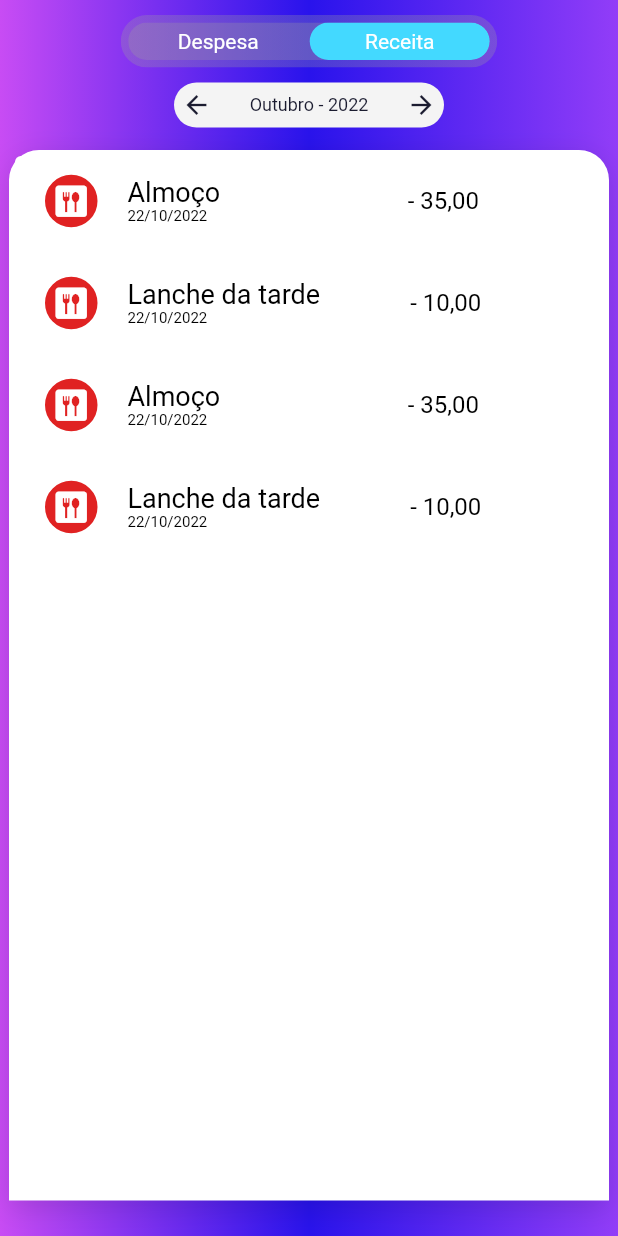
After one commit to ICEI-PUC-Minas-PPLES-TI/plf-es-2022-2-ti5-5104100-financas-pessoais, a Flutter app: the ListTransationsPage screen opened directly, on a phone screen of 412 x 824 dp. The commit adds this screen. Run offline on Flutter 3.47's test engine with Material 2 defaults, Android fonts, the phone set to English and light mode, and no system bars; drawn by our look-alikes of toggle_switch; our stand-ins replace shared_preferences; missing offline and left inert: curved_nav_bar, dart:ffi; accounts and stored records are empty; Roboto replaces fonts that are missing (Poppins).

Commit message:
Transacoes

```diff
--- /dev/null
+++ b/codigo/mobile/we_budget/lib/pages/list_transations_page.dart
@@ -0,0 +1,493 @@
+import 'dart:ffi';
+
+import 'package:flutter/material.dart';
+import 'package:flutter/src/widgets/container.dart';
+import 'package:flutter/src/widgets/framework.dart';
+import 'package:toggle_switch/toggle_switch.dart';
+
+class ListTransationsPage extends StatefulWidget {
+  const ListTransationsPage({super.key});
+  @override
+  State<ListTransationsPage> createState() => _ListTransationsPageState();
+}
+
+class _ListTransationsPageState extends State<ListTransationsPage> {
+  @override
+  Widget build(BuildContext context) {
+    final size = MediaQuery.of(context).size;
+    return Scaffold(
+      body: SizedBox(
+        width: double.infinity,
+        height: double.infinity,
+        child: Stack(
+          children: [
+            Container(
+              width: double.infinity,
+              height: double.infinity,
+              decoration: const BoxDecoration(
+                gradient: LinearGradient(
+                  colors: [
+                    Color(0xFFC84CF4),
+                    Color.fromARGB(255, 41, 19, 236),
+                    Color(0xFF923DF8),
+                  ],
+                  begin: Alignment.bottomLeft,
+                  end: Alignment.bottomRight,
+                ),
+              ),
+              child: Column(
+                children: [
+                  Container(
+                    margin: EdgeInsetsDirectional.all(10),
+                    child: Row(
+                      mainAxisAlignment: MainAxisAlignment.center,
+                      crossAxisAlignment: CrossAxisAlignment.center,
+                      children: [
+                        ToggleSwitch(
+                          minWidth: 120.0,
+                          minHeight: 25.0,
+                          cornerRadius: 20.0,
+                          activeBgColors: [
+                            [Color.fromARGB(255, 67, 217, 255)],
+                            [Color.fromARGB(255, 67, 217, 255)]
+                          ],
+                          borderWidth: 5,
+                          activeFgColor: Colors.white,
+                          inactiveBgColor: Color.fromARGB(73, 158, 158, 158),
+                          inactiveFgColor: Colors.white,
+                          initialLabelIndex: 1,
+                          totalSwitches: 2,
+                          labels: ['Despesa', 'Receita'],
+                          radiusStyle: true,
+                          onToggle: (index) {
+                            print('switched to: $index');
+                          },
+                        ),
+                      ],
+                    ),
+                  ),
+                  Container(
+                    width: 180,
+                    height: 30,
+                    decoration: BoxDecoration(
+                      color: Color(0xFFF4F4F4),
+                      borderRadius: BorderRadius.circular(20),
+                    ),
+                    child: Row(
+                      mainAxisSize: MainAxisSize.max,
+                      mainAxisAlignment: MainAxisAlignment.spaceBetween,
+                      children: const [
+                        Padding(
+                          padding: EdgeInsetsDirectional.fromSTEB(5, 5, 5, 5),
+                          child: Icon(
+                            Icons.arrow_back,
+                            color: Color(0xFF1B1C30),
+                            size: 20,
+                          ),
+                        ),
+                        Text(
+                          'Outubro - 2022',
+                          style: TextStyle(
+                            color: Color(0xFF1B1C30),
+                            fontSize: 12,
+                            fontFamily: 'Poppins',
+                          ),
+                        ),
+                        Padding(
+                          padding: EdgeInsetsDirectional.fromSTEB(5, 5, 5, 5),
+                          child: Icon(
+                            Icons.arrow_forward,
+                            color: Color(0xFF1B1C30),
+                            size: 20,
+                          ),
+                        ),
+                      ],
+                    ),
+                  ),
+                ],
+              ),
+            ),
+            Column(
+              children: [
+                const SizedBox(
+                  height: 100,
+                ),
+                Container(
+                  width: double.infinity,
+                  margin: EdgeInsetsDirectional.only(start: 6.0, end: 6.0),
+                  height: size.height * 0.85,
+                  decoration: const BoxDecoration(
+                    color: Color.fromARGB(255, 255, 255, 255),
+                    borderRadius: BorderRadiusDirectional.only(
+                      topStart: Radius.circular(20),
+                      topEnd: Radius.circular(20),
+                    ),
+                    boxShadow: [
+                      BoxShadow(
+                        color: Colors.black12,
+                        blurRadius: 15,
+                        offset: Offset(0, 5),
+                      )
+                    ],
+                  ),
+                  child: Column(
+                    children: [
+                      Row(
+                        mainAxisAlignment: MainAxisAlignment.start,
+                        crossAxisAlignment: CrossAxisAlignment.start,
+                        children: [
+                          Card(
+                            elevation: 0,
+                            child: Container(
+                              height: 60,
+                              width: 320,
+                              decoration: const BoxDecoration(
+                                borderRadius: BorderRadius.all(
+                                  Radius.circular(8),
+                                ),
+                                color: Color.fromARGB(255, 255, 255, 255),
+                              ),
+                              child: Row(
+                                mainAxisAlignment: MainAxisAlignment.start,
+                                crossAxisAlignment: CrossAxisAlignment.center,
+                                children: <Widget>[
+                                  Container(
+                                    decoration: BoxDecoration(
+                                      shape: BoxShape.circle,
+                                      color: Color.fromARGB(255, 224, 34, 34),
+                                      border: Border.all(
+                                        width: 5,
+                                        color: Color.fromARGB(255, 224, 34, 34),
+                                      ),
+                                    ),
+                                    margin: const EdgeInsetsDirectional.only(
+                                        start: 20),
+                                    child: const Icon(
+                                      Icons.dining,
+                                      color: Colors.white,
+                                      size: 25.0,
+                                    ),
+                                  ),
+                                  Container(
+                                    margin: const EdgeInsetsDirectional.only(
+                                        start: 20),
+                                    child: Column(
+                                      mainAxisAlignment:
+                                          MainAxisAlignment.center,
+                                      crossAxisAlignment:
+                                          CrossAxisAlignment.start,
+                                      children: const <Widget>[
+                                        Text(
+                                          "Almoço",
+                                          style: TextStyle(
+                                            color: Colors.black,
+                                            fontSize: 18,
+                                          ),
+                                        ),
+                                        Text(
+                                          "22/10/2022",
+                                          style: TextStyle(
+                                            color: Colors.black,
+                                            fontSize: 10,
+                                          ),
+                                        ),
+                                      ],
+                                    ),
+                                  ),
+                                  Container(
+                                    margin: const EdgeInsetsDirectional.only(
+                                        start: 125),
+                                    child: Column(
+                                      mainAxisAlignment:
+                                          MainAxisAlignment.center,
+                                      crossAxisAlignment:
+                                          CrossAxisAlignment.center,
+                                      children: const <Widget>[
+                                        Text(
+                                          "- 35,00",
+                                          style: TextStyle(
+                                            color: Colors.black,
+                                            fontSize: 16,
+                                          ),
+                                        ),
+                                      ],
+                                    ),
+                                  ),
+                                ],
+                              ),
+                            ),
+                          ),
+                        ],
+                      ),
+                      Row(
+                        mainAxisAlignment: MainAxisAlignment.start,
+                        crossAxisAlignment: CrossAxisAlignment.start,
+                        children: [
+                          Card(
+                            elevation: 0,
+                            child: Container(
+                              height: 60,
+                              width: 320,
+                              decoration: const BoxDecoration(
+                                borderRadius: BorderRadius.all(
+                                  Radius.circular(8),
+                                ),
+                                color: Color.fromARGB(255, 255, 255, 255),
+                              ),
+                              child: Row(
+                                mainAxisAlignment: MainAxisAlignment.start,
+                                crossAxisAlignment: CrossAxisAlignment.center,
+                                children: <Widget>[
+                                  Container(
+                                    decoration: BoxDecoration(
+                                      shape: BoxShape.circle,
+                                      color: Color.fromARGB(255, 224, 34, 34),
+                                      border: Border.all(
+                                        width: 5,
+                                        color: Color.fromARGB(255, 224, 34, 34),
+                                      ),
+                                    ),
+                                    margin: const EdgeInsetsDirectional.only(
+                                        start: 20),
+                                    child: const Icon(
+                                      Icons.dining,
+                                      color: Colors.white,
+                                      size: 25.0,
+                                    ),
+                                  ),
+                                  Container(
+                                    margin: const EdgeInsetsDirectional.only(
+                                        start: 20),
+                                    child: Column(
+                                      mainAxisAlignment:
+                                          MainAxisAlignment.center,
+                                      crossAxisAlignment:
+                                          CrossAxisAlignment.start,
+                                      children: const <Widget>[
+                                        Text(
+                                          "Lanche da tarde",
+                                          style: TextStyle(
+                                            color: Colors.black,
+                                            fontSize: 18,
+                                          ),
+                                        ),
+                                        Text(
+                                          "22/10/2022",
+                                          style: TextStyle(
+                                            color: Colors.black,
+                                            fontSize: 10,
+                                          ),
+                                        ),
+                                      ],
+                                    ),
+                                  ),
+                                  Container(
+                                    margin: const EdgeInsetsDirectional.only(
+                                        start: 60),
+                                    child: Column(
+                                      mainAxisAlignment:
+                                          MainAxisAlignment.center,
+                                      crossAxisAlignment:
+                                          CrossAxisAlignment.center,
+                                      children: const <Widget>[
+                                        Text(
+                                          "- 10,00",
+                                          style: TextStyle(
+                                            color: Colors.black,
+                                            fontSize: 16,
+                                          ),
+                                        ),
+                                      ],
+                                    ),
+                                  ),
+                                ],
+                              ),
+                            ),
+                          ),
+                        ],
+                      ),
+                      Row(
+                        mainAxisAlignment: MainAxisAlignment.start,
+                        crossAxisAlignment: CrossAxisAlignment.start,
+                        children: [
+                          Card(
+                            elevation: 0,
+                            child: Container(
+                              height: 60,
+                              width: 320,
+                              decoration: const BoxDecoration(
+                                borderRadius: BorderRadius.all(
+                                  Radius.circular(8),
+                                ),
+                                color: Color.fromARGB(255, 255, 255, 255),
+                              ),
+                              child: Row(
+                                mainAxisAlignment: MainAxisAlignment.start,
+                                crossAxisAlignment: CrossAxisAlignment.center,
+                                children: <Widget>[
+                                  Container(
+                                    decoration: BoxDecoration(
+                                      shape: BoxShape.circle,
+                                      color: Color.fromARGB(255, 224, 34, 34),
+                                      border: Border.all(
+                                        width: 5,
+                                        color: Color.fromARGB(255, 224, 34, 34),
+                                      ),
+                                    ),
+                                    margin: const EdgeInsetsDirectional.only(
+                                        start: 20),
+                                    child: const Icon(
+                                      Icons.dining,
+                                      color: Colors.white,
+                                      size: 25.0,
+                                    ),
+                                  ),
+                                  Container(
+                                    margin: const EdgeInsetsDirectional.only(
+                                        start: 20),
+                                    child: Column(
+                                      mainAxisAlignment:
+                                          MainAxisAlignment.center,
+                                      crossAxisAlignment:
+                                          CrossAxisAlignment.start,
+                                      children: const <Widget>[
+                                        Text(
+                                          "Almoço",
+                                          style: TextStyle(
+                                            color: Colors.black,
+                                            fontSize: 18,
+                                          ),
+                                        ),
+                                        Text(
+                                          "22/10/2022",
+                                          style: TextStyle(
+                                            color: Colors.black,
+                                            fontSize: 10,
+                                          ),
+                                        ),
+                                      ],
+                                    ),
+                                  ),
+                                  Container(
+                                    margin: const EdgeInsetsDirectional.only(
+                                        start: 125),
+                                    child: Column(
+                                      mainAxisAlignment:
+                                          MainAxisAlignment.center,
+                                      crossAxisAlignment:
+                                          CrossAxisAlignment.center,
+                                      children: const <Widget>[
+                                        Text(
+                                          "- 35,00",
+                                          style: TextStyle(
+                                            color: Colors.black,
+                                            fontSize: 16,
+                                          ),
+                                        ),
+                                      ],
+                                    ),
+                                  ),
+                                ],
+                              ),
+                            ),
+                          ),
+                        ],
+                      ),
+                      Row(
+                        mainAxisAlignment: MainAxisAlignment.start,
+                        crossAxisAlignment: CrossAxisAlignment.start,
+                        children: [
+                          Card(
+                            elevation: 0,
+                            child: Container(
+                              height: 60,
+                              width: 330,
+                              decoration: const BoxDecoration(
+                                borderRadius: BorderRadius.all(
+                                  Radius.circular(8),
+                                ),
+                                color: Color.fromARGB(255, 255, 255, 255),
+                              ),
+                              child: Row(
+                                mainAxisAlignment: MainAxisAlignment.start,
+                                crossAxisAlignment: CrossAxisAlignment.center,
+                                children: <Widget>[
+                                  Container(
+                                    decoration: BoxDecoration(
+                                      shape: BoxShape.circle,
+                                      color: Color.fromARGB(255, 224, 34, 34),
+                                      border: Border.all(
+                                        width: 5,
+                                        color: Color.fromARGB(255, 224, 34, 34),
+                                      ),
+                                    ),
+                                    margin: const EdgeInsetsDirectional.only(
+                                        start: 20),
+                                    child: const Icon(
+                                      Icons.dining,
+                                      color: Colors.white,
+                                      size: 25.0,
+                                    ),
+                                  ),
+                                  Container(
+                                    margin: const EdgeInsetsDirectional.only(
+                                        start: 20),
+                                    child: Column(
+                                      mainAxisAlignment:
+                                          MainAxisAlignment.center,
+                                      crossAxisAlignment:
+                                          CrossAxisAlignment.start,
+                                      children: const <Widget>[
+                                        Text(
+                                          "Lanche da tarde",
+                                          style: TextStyle(
+                                            color: Colors.black,
+                                            fontSize: 18,
+                                          ),
+                                        ),
+                                        Text(
+                                          "22/10/2022",
+                                          style: TextStyle(
+                                            color: Colors.black,
+                                            fontSize: 10,
+                                          ),
+                                        ),
+                                      ],
+                                    ),
+                                  ),
+                                  Container(
+                                    margin: const EdgeInsetsDirectional.only(
+                                        start: 60),
+                                    child: Column(
+                                      mainAxisAlignment:
+                                          MainAxisAlignment.center,
+                                      crossAxisAlignment:
+                                          CrossAxisAlignment.center,
+                                      children: const <Widget>[
+                                        Text(
+                                          "- 10,00",
+                                          style: TextStyle(
+                                            color: Colors.black,
+                                            fontSize: 16,
+                                          ),
+                                        ),
+                                      ],
+                                    ),
+                                  ),
+                                ],
+                              ),
+                            ),
+                          ),
+                        ],
+                      ),
+                    ],
+                  ),
+                ),
+              ],
+            ),
+          ],
+        ),
+      ),
+    );
+  }
+}
--- a/codigo/mobile/we_budget/lib/pages/lista_transacoes.dart
+++ /dev/null
@@ -1,17 +0,0 @@
-import 'package:flutter/cupertino.dart';
-
-class ListaTransacoes extends StatefulWidget {
-  const ListaTransacoes({super.key});
-
-  @override
-  State<ListaTransacoes> createState() => _ListaTransacoesState();
-}
-
-class _ListaTransacoesState extends State<ListaTransacoes> {
-  @override
-  Widget build(BuildContext context) {
-    return const Center(
-      child: Text("Lista transações"),
-    );
-  }
-}
--- a/codigo/mobile/we_budget/lib/pages/main_page.dart
+++ b/codigo/mobile/we_budget/lib/pages/main_page.dart
@@ -3,7 +3,7 @@ import 'package:curved_nav_bar/fab_bar/fab_bottom_app_bar_item.dart';
 import 'package:curved_nav_bar/flutter_curved_bottom_nav_bar.dart';
 import 'package:flutter/material.dart';
 import 'package:we_budget/pages/first_page.dart';
-import 'package:we_budget/pages/lista_transacoes.dart';
+import 'package:we_budget/pages/list_transations_page.dart';
 import 'package:we_budget/pages/registrar_transacao_page.dart';
 //import 'package:we_budget/pages/registrar_valores.dart';
 
@@ -79,10 +79,10 @@ class _MainPageState extends State<MainPage> {
                 color: Colors.yellow,
               ),
               inActiveIcon: const Icon(
-                Icons.wallet_giftcard,
+                Icons.list,
                 color: Colors.white,
               ),
-              text: 'Lista'),
+              text: 'Transações'),
           FABBottomAppBarItem(
               activeIcon: const Icon(
                 Icons.wallet_giftcard,
@@ -101,15 +101,15 @@ class _MainPageState extends State<MainPage> {
           ),
           SizedBox(
             height: MediaQuery.of(context).size.height,
-            child: const ListaTransacoes(),
+            child: const ListTransationsPage(),
           ),
           SizedBox(
             height: MediaQuery.of(context).size.height,
-            child: const ListaTransacoes(),
+            child: const ListTransationsPage(),
           ),
           SizedBox(
             height: MediaQuery.of(context).size.height,
-            child: const ListaTransacoes(),
+            child: const ListTransationsPage(),
           ),
         ],
         actionBarView: SizedBox(
--- a/codigo/mobile/we_budget/pubspec.yaml
+++ b/codigo/mobile/we_budget/pubspec.yaml
@@ -34,6 +34,7 @@ dependencies:
   shared_preferences: ^2.0.15
   curved_nav_bar: ^0.0.2
   intl: ^0.17.0
+  toggle_switch: ^2.0.1
 
 
   # The following adds the Cupertino Icons font to your application.
```
Also changed, not shown: codigo/mobile/we_budget/pubspec.lock.
